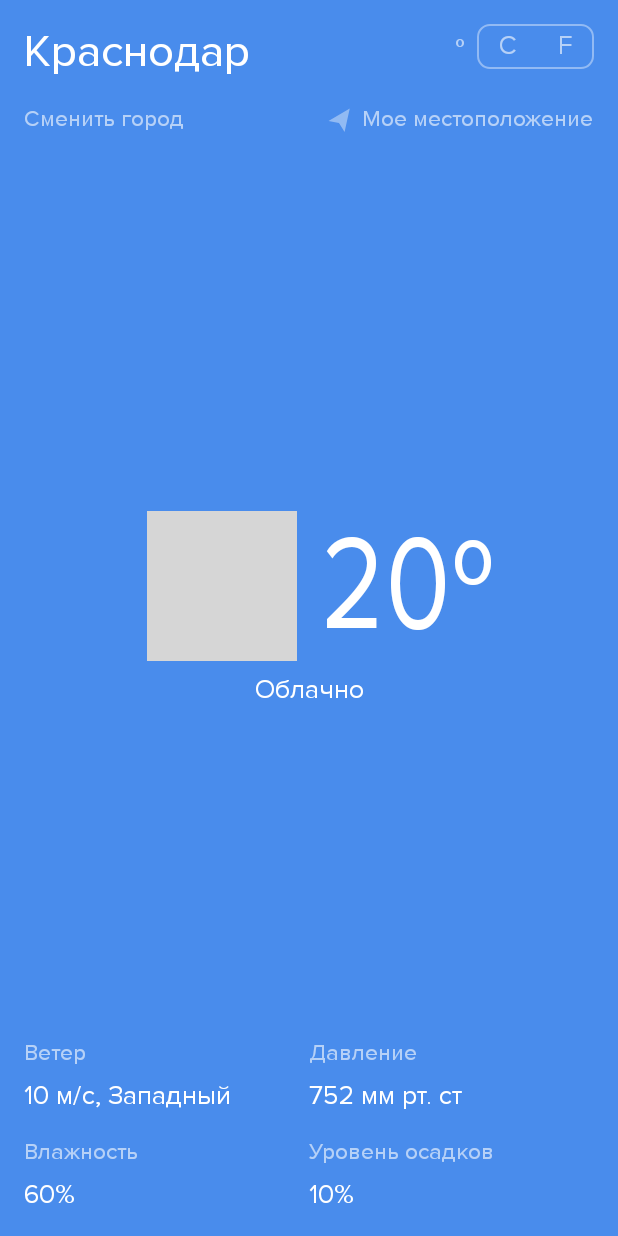
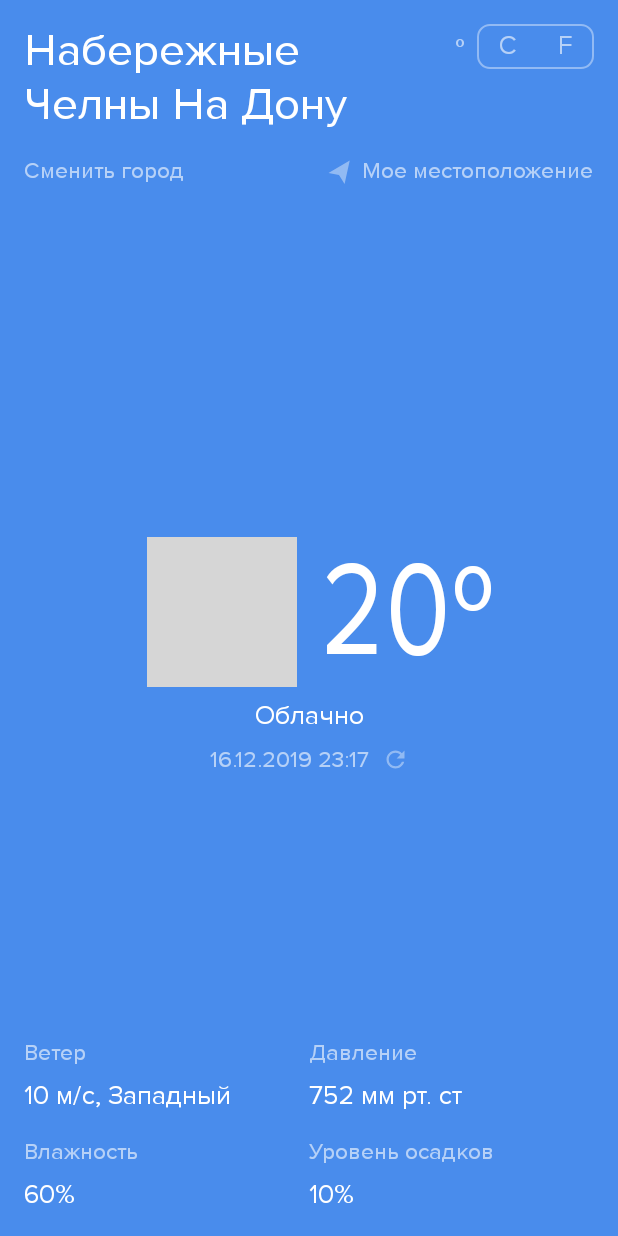
Before and after one commit to tadius/Forecast, an Android app: the layout fragment_current_weather.xml on its own in the app's theme, with its tools: preview values and no code run, on a phone screen of 412 x 824 dp. Run offline under Robolectric (Android 15) with nearby library versions, the phone set to English and light mode, and no system bars; network calls fail; grey boxes are pictures that could not be loaded.

Commit message:
Added last update field and refresh weather icon. Maked keyboard show when change city dialog appears.

```diff
--- a/app/src/main/java/com/tadiuzzz/forecast/feature/changecity/ChangeCityFragment.kt
+++ b/app/src/main/java/com/tadiuzzz/forecast/feature/changecity/ChangeCityFragment.kt
@@ -6,6 +6,7 @@ import android.os.Bundle
 import android.view.LayoutInflater
 import android.view.View
 import android.view.ViewGroup
+import android.view.WindowManager
 import androidx.databinding.DataBindingUtil
 import androidx.fragment.app.DialogFragment
 import androidx.lifecycle.Observer
@@ -33,6 +34,12 @@ class ChangeCityFragment : DialogFragment() {
     override fun onAttach(context: Context) {
         (context.applicationContext as App).appComponent.inject(this)
         super.onAttach(context)
+    }
+
+    override fun onActivityCreated(savedInstanceState: Bundle?) {
+        super.onActivityCreated(savedInstanceState)
+        if (dialog != null && dialog!!.window != null)
+            dialog!!.window!!.setSoftInputMode(WindowManager.LayoutParams.SOFT_INPUT_STATE_VISIBLE)
     }
 
     override fun onCreateView(
--- a/app/src/main/java/com/tadiuzzz/forecast/feature/current/CurrentWeather.kt
+++ b/app/src/main/java/com/tadiuzzz/forecast/feature/current/CurrentWeather.kt
@@ -10,6 +10,7 @@ data class CurrentWeather (
     val pressure: SpannableStringBuilder,
     val description: SpannableStringBuilder,
     val rainfallLevel: SpannableStringBuilder,
+    val date: SpannableStringBuilder,
     val icon: String
 ) {
     constructor() : this(
@@ -18,8 +19,9 @@ data class CurrentWeather (
         SpannableStringBuilder("?"),
         SpannableStringBuilder("?"),
         SpannableStringBuilder("?"),
+        SpannableStringBuilder(""),
         SpannableStringBuilder("?"),
-        SpannableStringBuilder("?"),
+        SpannableStringBuilder(""),
         "?"
     )
 }
--- a/app/src/main/java/com/tadiuzzz/forecast/feature/current/CurrentWeatherMapper.kt
+++ b/app/src/main/java/com/tadiuzzz/forecast/feature/current/CurrentWeatherMapper.kt
@@ -5,6 +5,8 @@ import android.text.SpannableStringBuilder
 import androidx.core.text.bold
 import com.tadiuzzz.forecast.R
 import com.tadiuzzz.forecast.data.WeatherResponse
+import java.text.SimpleDateFormat
+import java.util.*
 import kotlin.math.roundToInt
 
 class CurrentWeatherMapper {
@@ -82,9 +84,12 @@ class CurrentWeatherMapper {
                     .append(rainfallUnits)
             }
 
+            val dateFormat = SimpleDateFormat("dd.MM.yyyy hh:mm")
+            val currentDate = SpannableStringBuilder(dateFormat.format(Date()))
+
             val icon = weatherState.weather[0].icon
 
-            return CurrentWeather(city, temp, wind, humidity, pressure, description, rainfallLevel, icon)
+            return CurrentWeather(city, temp, wind, humidity, pressure, description, rainfallLevel, currentDate, icon)
         }
 
         private fun convertWindDirectionToString(context: Context, windDirection: Int?): String {
--- /dev/null
+++ b/app/src/main/res/drawable/ic_refresh.xml
@@ -0,0 +1,10 @@
+<vector xmlns:android="http://schemas.android.com/apk/res/android"
+    android:width="18dp"
+    android:height="18dp"
+    android:viewportWidth="24.0"
+    android:viewportHeight="24.0">
+    <path
+        android:fillColor="#ffffff"
+        android:fillAlpha="0.4"
+        android:pathData="M17.65,6.35C16.2,4.9 14.21,4 12,4c-4.42,0 -7.99,3.58 -7.99,8s3.57,8 7.99,8c3.73,0 6.84,-2.55 7.73,-6h-2.08c-0.82,2.33 -3.04,4 -5.65,4 -3.31,0 -6,-2.69 -6,-6s2.69,-6 6,-6c1.66,0 3.14,0.69 4.22,1.78L13,11h7V4l-2.35,2.35z" />
+</vector>
--- a/app/src/main/res/layout/fragment_change_city.xml
+++ b/app/src/main/res/layout/fragment_change_city.xml
@@ -44,6 +44,7 @@
             android:layout_marginBottom="@dimen/minPadding"
             android:ems="10"
             android:inputType="textPersonName"
+            android:imeOptions="actionSearch"
             android:text="@={viewmodel.enteredCity}"
             app:layout_constraintBottom_toTopOf="@+id/rv_cities"
             app:layout_constraintEnd_toStartOf="@+id/b_find"
--- a/app/src/main/res/layout/fragment_current_weather.xml
+++ b/app/src/main/res/layout/fragment_current_weather.xml
@@ -21,13 +21,17 @@
         <TextView
             android:id="@+id/tv_city"
             style="@style/TextCity"
-            android:layout_width="wrap_content"
+            android:layout_width="0dp"
+            android:layout_marginRight="@dimen/doubleMinPadding"
             android:layout_height="wrap_content"
             android:onClick="@{() -> viewmodel.onChangeCityClick()}"
             android:text="@{viewmodel.currentWeather.city}"
+            app:layout_constraintEnd_toStartOf="@+id/tv_switcher_title"
             app:layout_constraintStart_toStartOf="parent"
             app:layout_constraintTop_toTopOf="parent"
-            tools:text="Краснодар" />
+            app:layout_constraintHorizontal_bias="0.0"
+            app:layout_constraintWidth_default="wrap"
+            tools:text="Набережные Челны На Дону" />
 
         <TextView
             android:id="@+id/tv_switcher_title"
@@ -159,12 +163,28 @@
             android:layout_marginBottom="@dimen/minPadding"
             android:layout_marginTop="@dimen/minPadding"
             android:text='@{viewmodel.currentWeather.description}'
-            app:layout_constraintBottom_toTopOf="@+id/tv_pressure_label"
             app:layout_constraintEnd_toEndOf="parent"
             app:layout_constraintStart_toStartOf="parent"
             app:layout_constraintTop_toBottomOf="@+id/iv_weather_icon"
+            tools:text="Облачно" />
+
+        <TextView
+            android:id="@+id/tv_date"
+            style="@style/TextAdditional"
+            android:layout_width="wrap_content"
+            android:layout_height="wrap_content"
+            android:textColor="@drawable/button_text_selector"
+            android:drawableEnd="@drawable/ic_refresh"
+            android:drawablePadding="@dimen/minPadding"
+            android:layout_marginTop="@dimen/minPadding"
+            android:text='@{viewmodel.currentWeather.date}'
+            android:onClick="@{() -> viewmodel.updateCurrentWeather()}"
+            app:layout_constraintBottom_toTopOf="@+id/tv_pressure_label"
+            app:layout_constraintEnd_toEndOf="@+id/tv_weather_type"
+            app:layout_constraintStart_toStartOf="@+id/tv_weather_type"
+            app:layout_constraintTop_toBottomOf="@+id/tv_weather_type"
             app:layout_constraintVertical_bias="0.0"
-            tools:text="Облачно" />
+            tools:text="16.12.2019 23:17" />
 
         <TextView
             android:id="@+id/tv_wind_label"
```
